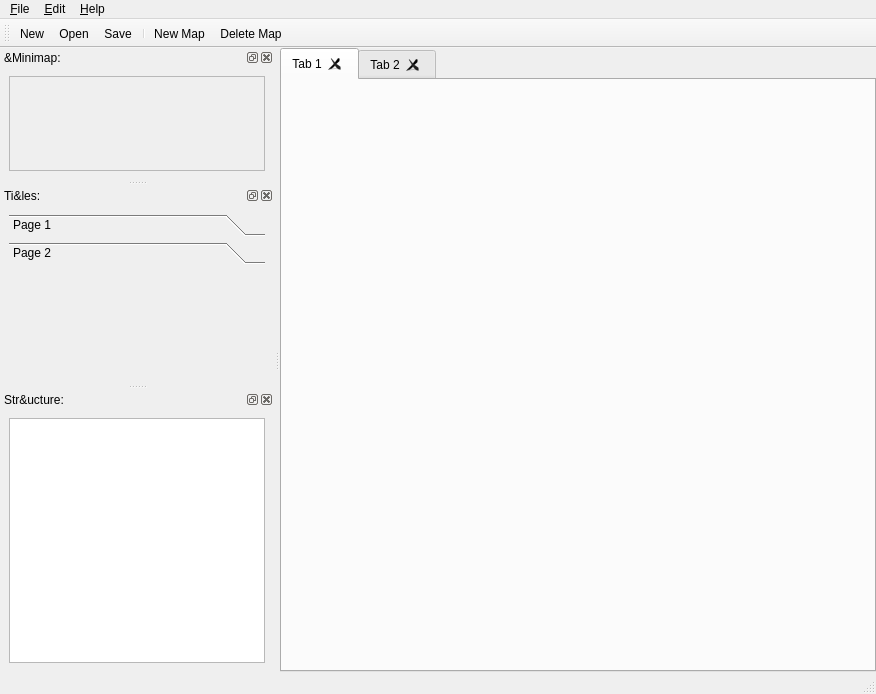
This is bin/view/mainwindow.ui in dyle/rpgmapper as Qt 5 draws it before an edit. The edited form follows.
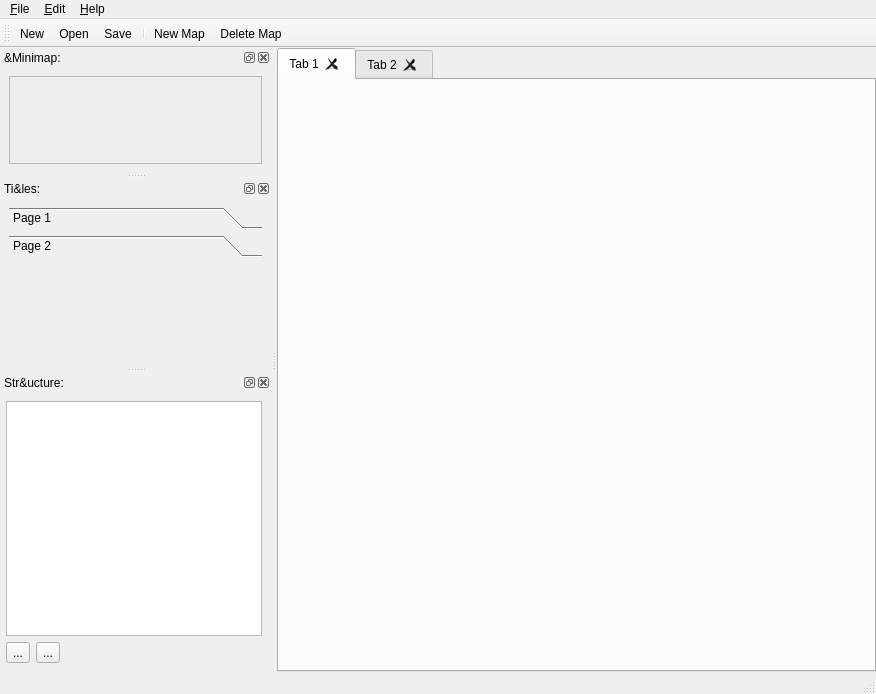
This is the edited form. Icons and pictures are not drawn. Custom widgets are drawn as their Qt base class.

Commit message: adds region tool buttons to structure tree

Diff of the .ui file:
```diff
--- a/bin/view/mainwindow.ui
+++ b/bin/view/mainwindow.ui
@@ -213,6 +213,12 @@
    </attribute>
    <widget class="QWidget" name="dwAtlasTreeContent">
     <layout class="QVBoxLayout" name="lyAtlasContent">
+     <property name="spacing">
+      <number>6</number>
+     </property>
+     <property name="leftMargin">
+      <number>6</number>
+     </property>
      <item>
       <widget class="rpgmapper::view::StructuralTreeWidget" name="twAtlas">
        <property name="contextMenuPolicy">
@@ -252,6 +258,59 @@
        </column>
       </widget>
      </item>
+     <item>
+      <widget class="QWidget" name="wdAtlasTreeButtons" native="true">
+       <layout class="QHBoxLayout" name="horizontalLayout">
+        <property name="leftMargin">
+         <number>0</number>
+        </property>
+        <property name="topMargin">
+         <number>0</number>
+        </property>
+        <property name="rightMargin">
+         <number>0</number>
+        </property>
+        <property name="bottomMargin">
+         <number>0</number>
+        </property>
+        <item>
+         <widget class="QToolButton" name="tbAtlasTreeNewRegion">
+          <property name="text">
+           <string>...</string>
+          </property>
+          <property name="icon">
+           <iconset resource="rpgmapper.qrc">
+            <normaloff>:/icons/gfx/region-new.png</normaloff>:/icons/gfx/region-new.png</iconset>
+          </property>
+         </widget>
+        </item>
+        <item>
+         <widget class="QToolButton" name="tbAtlasTreeDeleteRegion">
+          <property name="text">
+           <string>...</string>
+          </property>
+          <property name="icon">
+           <iconset resource="rpgmapper.qrc">
+            <normaloff>:/icons/gfx/region-delete.png</normaloff>:/icons/gfx/region-delete.png</iconset>
+          </property>
+         </widget>
+        </item>
+        <item>
+         <spacer name="spAtlasTreeButtonsStretch">
+          <property name="orientation">
+           <enum>Qt::Horizontal</enum>
+          </property>
+          <property name="sizeHint" stdset="0">
+           <size>
+            <width>40</width>
+            <height>20</height>
+           </size>
+          </property>
+         </spacer>
+        </item>
+       </layout>
+      </widget>
+     </item>
     </layout>
    </widget>
   </widget>
```
Left out of the diff: 8 changed lines with no effect on the pictures. The commit also changes 2 other files.
